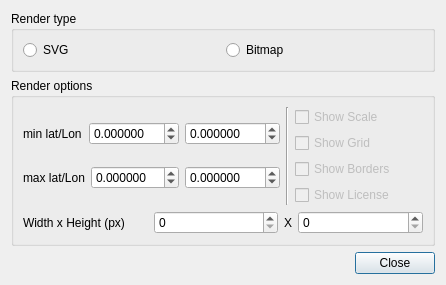
openstreetmap/merkaartor, file src/Render/NativeRenderDialog.ui: the form before one commit.
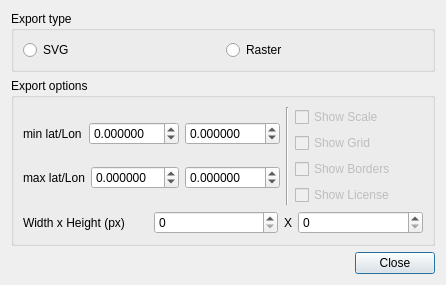
The form after the commit.

Commit message: CHG : Move the "File-Render" menu to "File-Export-Raster/SVG" CHG : Headers reorg

What changed in the file:
```diff
--- a/src/Render/NativeRenderDialog.ui
+++ b/src/Render/NativeRenderDialog.ui
@@ -7,7 +7,7 @@
     <x>0</x>
     <y>0</y>
     <width>446</width>
-    <height>205</height>
+    <height>254</height>
    </rect>
   </property>
   <property name="windowTitle">
@@ -17,7 +17,7 @@
    <item>
     <widget class="QGroupBox" name="groupBox_2">
      <property name="title">
-      <string>Render type</string>
+      <string>Export type</string>
      </property>
      <layout class="QGridLayout" name="gridLayout">
       <item row="0" column="0">
@@ -30,7 +30,7 @@
       <item row="0" column="1">
        <widget class="QRadioButton" name="rbBitmap">
         <property name="text">
-         <string>Bitmap</string>
+         <string>Raster</string>
         </property>
        </widget>
       </item>
@@ -40,7 +40,7 @@
    <item>
     <widget class="QGroupBox" name="groupBox">
      <property name="title">
-      <string>Render options</string>
+      <string>Export options</string>
      </property>
      <layout class="QVBoxLayout">
       <item>
```
Left out of the diff: 2 changed lines with no effect on the pictures. The commit also changes 26 other files.
